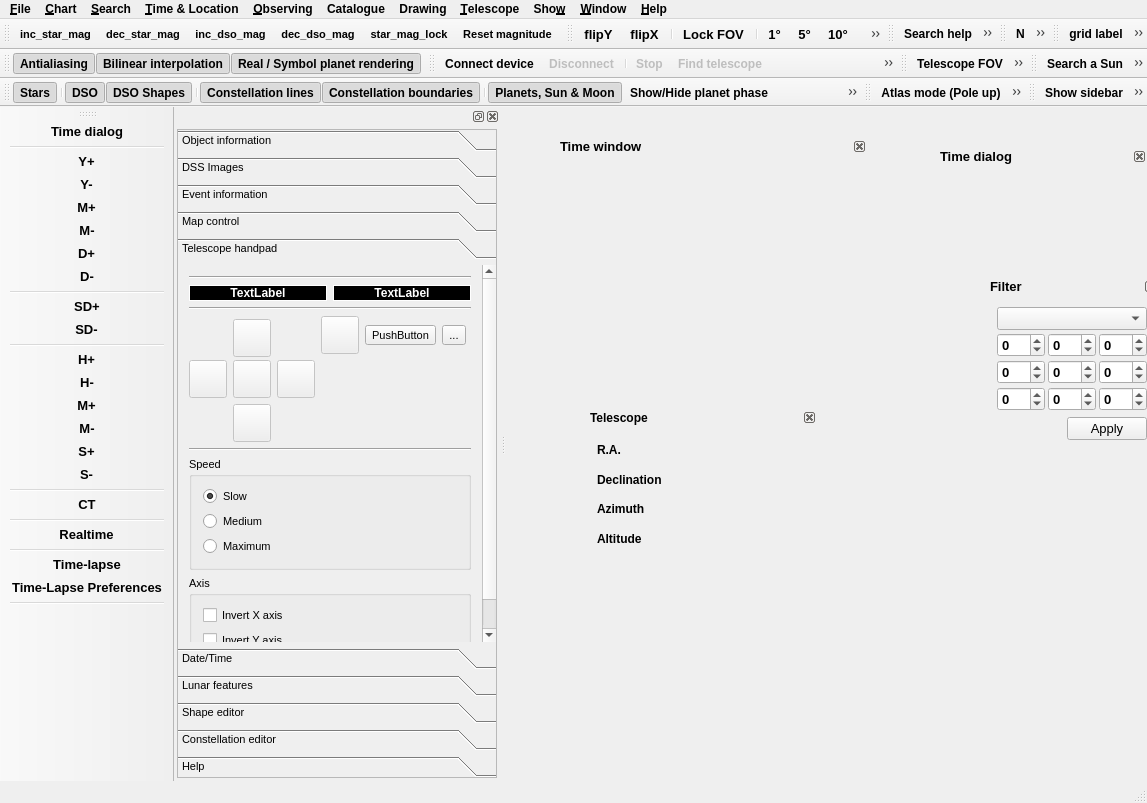
Above: mainwindow.ui from PavelMr/skytechx before the change. Below: the same form after it.
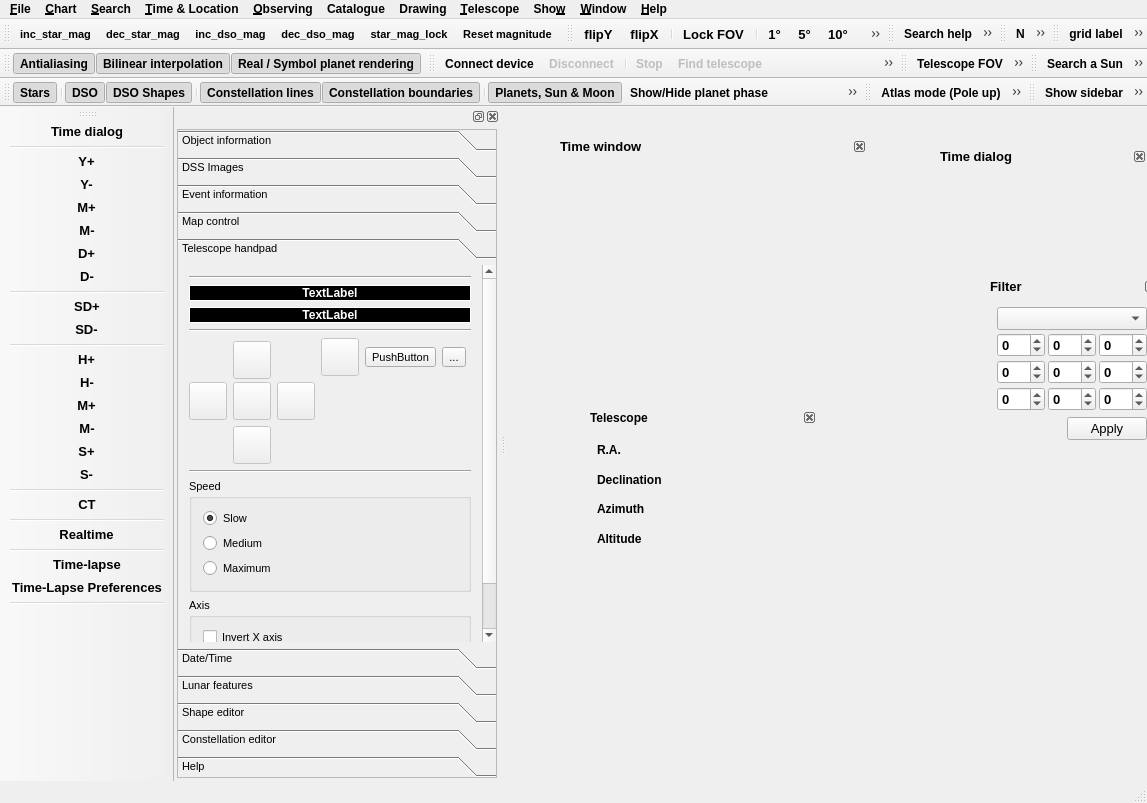
That is the form after the change. The open tabs and pages were chosen to show the change. Icons and pictures are not drawn. Custom widgets are drawn as their Qt base class.

```diff
--- a/mainwindow.ui
+++ b/mainwindow.ui
@@ -2495,7 +2495,7 @@
           <x>0</x>
           <y>0</y>
           <width>299</width>
-          <height>397</height>
+          <height>430</height>
          </rect>
         </property>
         <attribute name="label">
@@ -2510,33 +2510,7 @@
           </widget>
          </item>
          <item>
-          <layout class="QHBoxLayout" name="horizontalLayout_19">
-           <item>
-            <widget class="QLabel" name="label_tp_ra">
-             <property name="font">
-              <font>
-               <weight>75</weight>
-               <bold>true</bold>
-              </font>
-             </property>
-             <property name="styleSheet">
-              <string notr="true">color: rgb(255, 255, 255);
-background-color: rgb(0, 0, 0);</string>
-             </property>
-             <property name="frameShape">
-              <enum>QFrame::Box</enum>
-             </property>
-             <property name="text">
-              <string>TextLabel</string>
-             </property>
-             <property name="alignment">
-              <set>Qt::AlignCenter</set>
-             </property>
-             <property name="margin">
-              <number>6</number>
-             </property>
-            </widget>
-           </item>
+          <layout class="QVBoxLayout" name="verticalLayout_16">
            <item>
             <widget class="QLabel" name="label_tp_dec">
              <property name="font">
@@ -2563,6 +2537,32 @@
              </property>
             </widget>
            </item>
+           <item>
+            <widget class="QLabel" name="label_tp_ra">
+             <property name="font">
+              <font>
+               <weight>75</weight>
+               <bold>true</bold>
+              </font>
+             </property>
+             <property name="styleSheet">
+              <string notr="true">color: rgb(255, 255, 255);
+background-color: rgb(0, 0, 0);</string>
+             </property>
+             <property name="frameShape">
+              <enum>QFrame::Box</enum>
+             </property>
+             <property name="text">
+              <string>TextLabel</string>
+             </property>
+             <property name="alignment">
+              <set>Qt::AlignCenter</set>
+             </property>
+             <property name="margin">
+              <number>6</number>
+             </property>
+            </widget>
+           </item>
           </layout>
          </item>
          <item>
```
Left out of the diff: 20 changed lines with no effect on the pictures.
